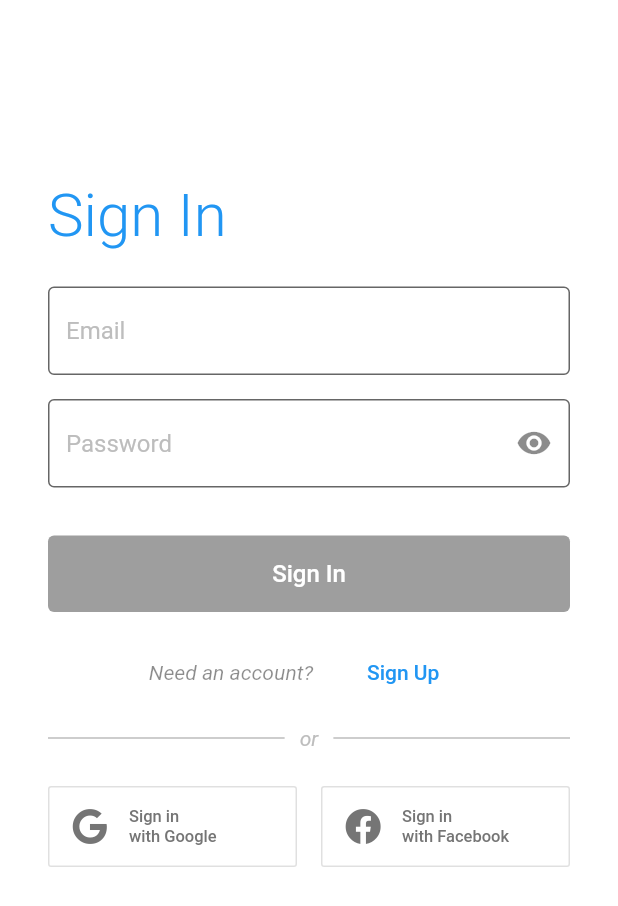
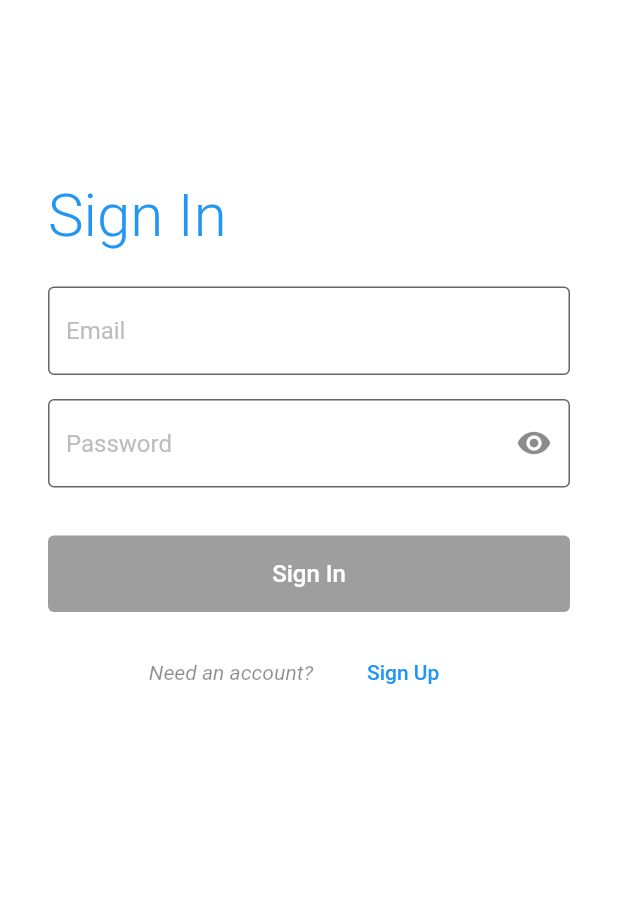
Before and after one commit to minidosis/flutter_firebase_auth, a Flutter app: the screen it shows after launch, on a phone screen of 412 x 824 dp. Shown: the top 906 px of the screen. Run offline on Flutter 3.47's test engine with Material 2 defaults, Android fonts, the phone set to English and light mode, and no system bars; our stand-ins replace firebase_auth, font_awesome_flutter; accounts and stored records are empty.

Commit message:
Added "with{Google,Facebook}" to config

```diff
--- a/lib/login_flow/auth_state_switch.dart
+++ b/lib/login_flow/auth_state_switch.dart
@@ -5,15 +5,23 @@ import 'package:flutter_firebase_auth/login_flow/pages/splash_page.dart';
 import 'package:provider/provider.dart';
 
 class SignInConfig {
-  bool canLoginAnonymously;
-  SignInConfig(this.canLoginAnonymously);
+  final bool anonymously;
+  final bool withGoogle;
+  final bool withFacebook;
+  const SignInConfig({
+    this.anonymously = false,
+    this.withGoogle = false,
+    this.withFacebook = false,
+  });
 }
 
 class AuthStateSwitch extends StatelessWidget {
-  final signInConfig;
+  final config;
   final Widget app;
-  AuthStateSwitch({@required this.app, canSignInAnonymously = false})
-      : signInConfig = SignInConfig(canSignInAnonymously);
+  AuthStateSwitch({
+    @required this.app,
+    this.config = const SignInConfig(),
+  });
 
   @override
   Widget build(BuildContext context) {
@@ -35,7 +43,7 @@ class AuthStateSwitch extends StatelessWidget {
               final FirebaseUser user = snapshot.data;
               return user == null
                   ? Provider<SignInConfig>.value(
-                      value: signInConfig,
+                      value: config,
                       child: SignInFlowApp(),
                     )
                   : Provider<FirebaseUser>.value(
--- a/lib/login_flow/pages/signin_page.dart
+++ b/lib/login_flow/pages/signin_page.dart
@@ -48,7 +48,8 @@ class _SignInPageBodyState extends State<_SignInPageBody> {
     });
   }
 
-  void _showSnackbar(String message, {IconData icon, Color color = Colors.red}) {
+  void _showSnackbar(String message,
+      {IconData icon, Color color = Colors.red}) {
     Scaffold.of(context).showSnackBar(SnackBar(
       content: Row(
         children: <Widget>[
@@ -76,7 +77,8 @@ class _SignInPageBodyState extends State<_SignInPageBody> {
         _showSnackbar("Invalid email");
         break;
       case 'ERROR_WEAK_PASSWORD':
-        _showSnackbar("The password is too weak (should be at least 6 characters)");
+        _showSnackbar(
+            "The password is too weak (should be at least 6 characters)");
         break;
       case 'ERROR_EMAIL_ALREADY_IN_USE':
         _showSnackbar("The provided email is already signed up");
@@ -191,16 +193,20 @@ class _SignInPageBodyState extends State<_SignInPageBody> {
                   ),
                 ],
               ),
+              if (config.withFacebook || config.withGoogle) ...[
                 OrBar(spaceTop: 12, spaceBottom: 24),
                 Row(
                   children: <Widget>[
+                    if (config.withGoogle)
                       Expanded(
                         child: SignInWithButton(
                           'Google',
                           FontAwesomeIcons.google,
                         ),
                       ),
+                    if (config.withFacebook && config.withGoogle)
                       SizedBox(width: 16),
+                    if (config.withFacebook)
                       Expanded(
                         child: SignInWithButton(
                           'Facebook',
@@ -209,15 +215,18 @@ class _SignInPageBodyState extends State<_SignInPageBody> {
                       ),
                   ],
                 ),
-              SizedBox(height: 40),
-              if (config.canLoginAnonymously)
+              ],
+              if (config.anonymously) ...[
+                Spacer(),
                 FlatButton(
                   child: Text(
                     'Sign in anonymously',
-                    style: TextStyle(color: Colors.grey[500]),
+                    style: TextStyle(color: primaryColor),
                   ),
                   onPressed: _signInAnonymously,
                 ),
+                SizedBox(height: 20),
+              ]
             ],
           ),
         ),
--- a/lib/main.dart
+++ b/lib/main.dart
@@ -3,4 +3,15 @@ import 'package:flutter_firebase_auth/app.dart';
 
 import 'login_flow/auth_state_switch.dart';
 
-void main() => runApp(AuthStateSwitch(app: App()));
+void main() {
+  runApp(
+    AuthStateSwitch(
+      app: App(),
+      config: SignInConfig(
+        anonymously: false,
+        withGoogle: false,
+        withFacebook: false,
+      ),
+    ),
+  );
+}
```
Lines whose indentation alone changed are shown as unchanged.
